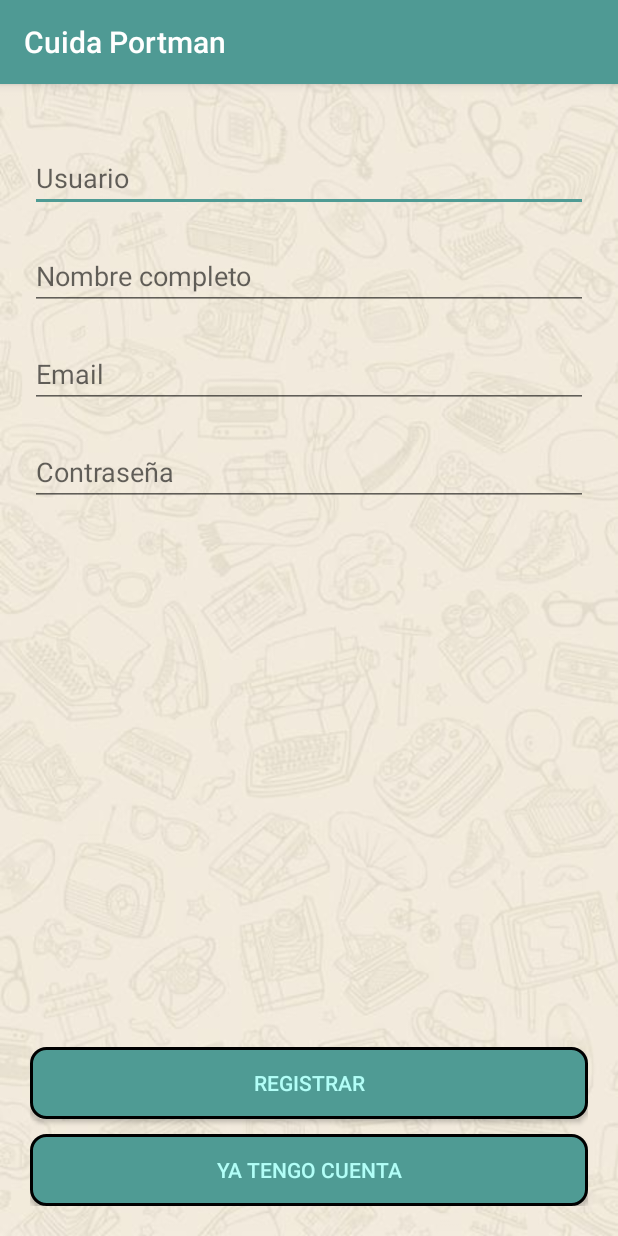
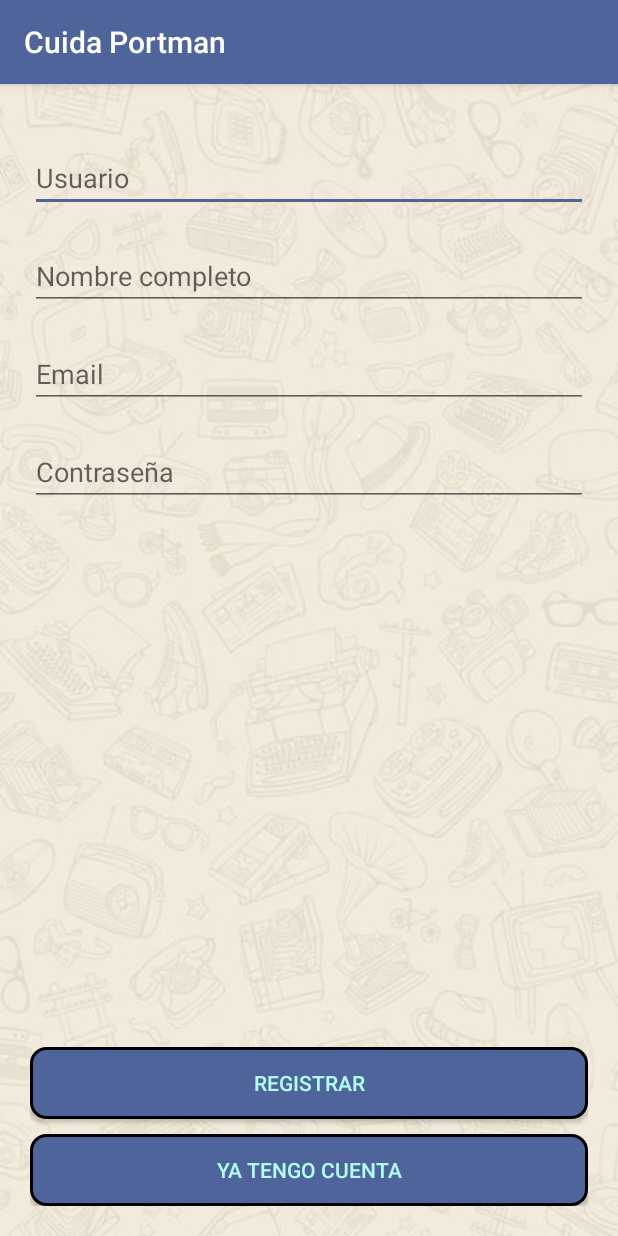
Before and after one commit to ruffneckhk/CuidaPortman, an Android app: the screen it shows after launch (RegisterActivity), on a phone screen of 412 x 824 dp. Run offline under Robolectric (Android 15) with nearby library versions, the phone set to English and light mode, and no system bars; our stand-ins replace Firebase (no records; nobody signed in at launch, a user with empty details on screens opened directly).

Commit message:
Cambios en color de la app

```diff
--- a/app/src/main/java/com/jorgejag/cuidaportman/RegisterActivity.java
+++ b/app/src/main/java/com/jorgejag/cuidaportman/RegisterActivity.java
@@ -126,7 +126,7 @@ public class RegisterActivity extends AppCompatActivity {
                                 public void onComplete(@NonNull Task<Void> task) {
                                     if (task.isSuccessful()) {
                                         progressDialog.dismiss();
-                                        Intent intent = new Intent(RegisterActivity.this, ReportActivity.class);
+                                        Intent intent = new Intent(RegisterActivity.this, HomeActivity.class);
                                         intent.addFlags(Intent.FLAG_ACTIVITY_CLEAR_TASK | Intent.FLAG_ACTIVITY_NEW_TASK);
                                         startActivity(intent);
                                     }
--- a/app/src/main/res/drawable-v24/borde_redondo.xml
+++ b/app/src/main/res/drawable-v24/borde_redondo.xml
@@ -1,6 +1,6 @@
 <?xml version="1.0" encoding="utf-8"?>
 <shape xmlns:android="http://schemas.android.com/apk/res/android" android:shape="rectangle">
-    <solid android:color="#4f9b94"/>
+    <solid android:color="#4F649A"/>
     <stroke android:width="2dp"
         android:color="#ff000000"/>
     <padding android:left="1dp"
--- a/app/src/main/res/values/colors.xml
+++ b/app/src/main/res/values/colors.xml
@@ -1,9 +1,9 @@
 <?xml version="1.0" encoding="utf-8"?>
 <resources>
-    <color name="colorPrimary">#4f9a94</color>
-    <color name="primaryLightColor">#4AB2FEF7</color>
-    <color name="colorPrimaryDark">#4f9a94</color>
-    <color name="colorAccent">#4f9b94</color>
+    <color name="colorPrimary">#4F649A</color>
+    <color name="primaryLightColor">#4F649A</color>
+    <color name="colorPrimaryDark">#4F649A</color>
+    <color name="colorAccent">#4F649A</color>
     <color name="textColor">#b2fef7</color>
-    <color name="ColorActionBarTitle">#b2fef7</color>
+    <color name="ColorActionBarTitle">#4F649A</color>
 </resources>
--- a/app/src/main/res/values/strings.xml
+++ b/app/src/main/res/values/strings.xml
@@ -15,7 +15,7 @@
     <string name="cerrar_sesion">Cerrar Sesion</string>
     <string name="iniciar_sesion">Iniciar Sesion</string>
     <string name="cuenta_existente">Ya tengo cuenta</string>
-    <string name="reestablecer">Reestablecer Contraseña</string>
+    <string name="reestablecer">Restablecer Contraseña</string>
     <string name="olvidada">Olvide mi contraseña</string>
     <string name="capturar">Nueva Incidencia</string>
     <string name="tomar_foto">Tomar Foto</string>
```
